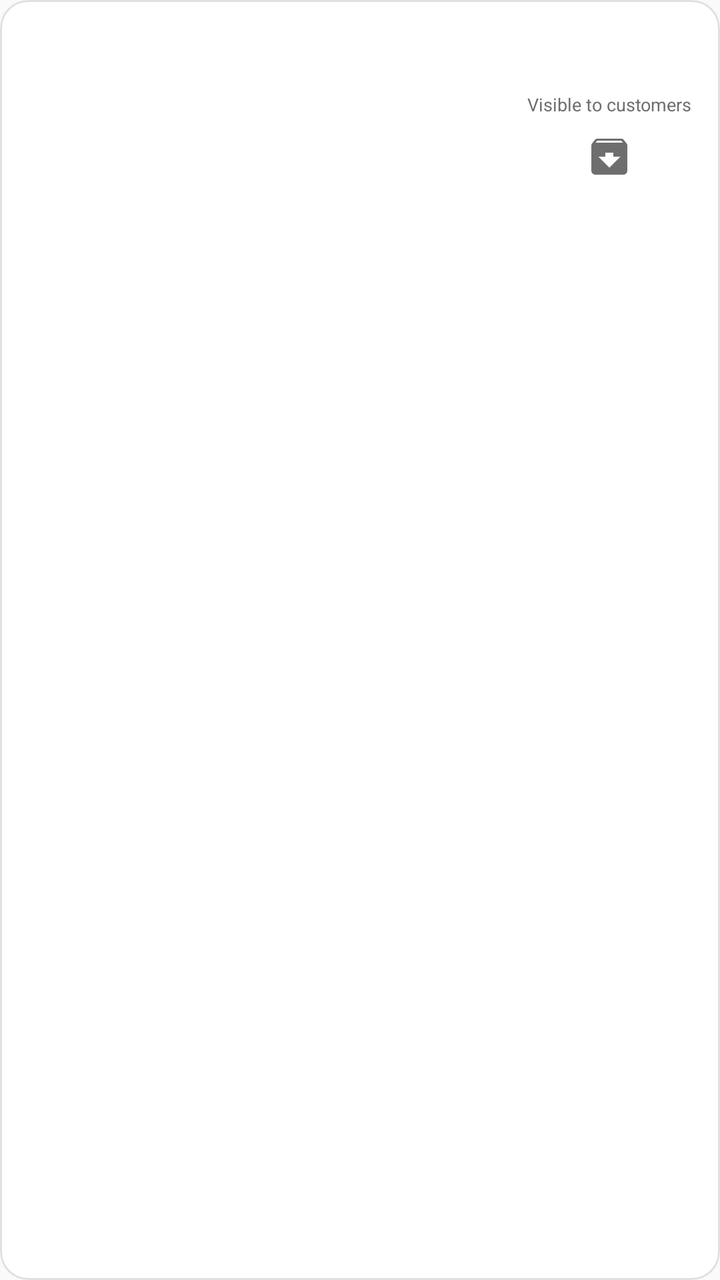
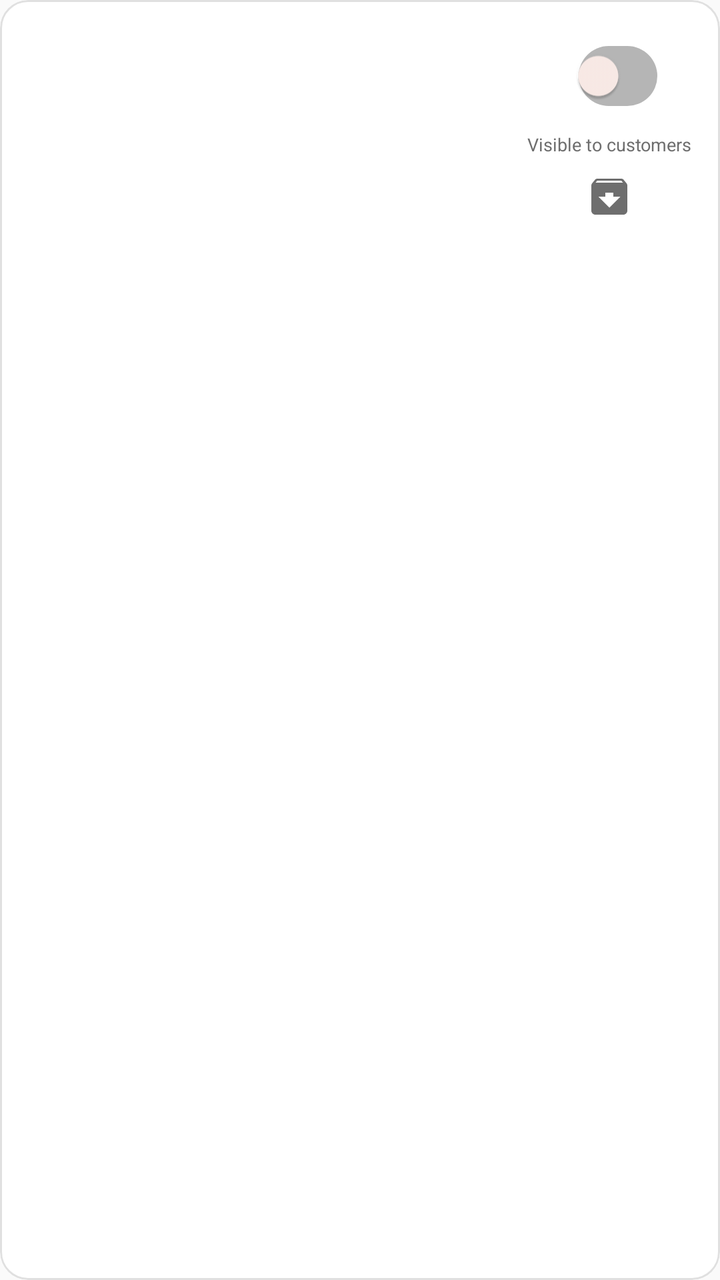

The first picture is an Android layout as it rendered before a commit; the second is the same layout after the commit. The layout source and the unified diff follow.
<!-- AndroidManifest.xml: application theme Theme.AnydropRestaurant -->
<!-- res/layout/item_coupon_manage_row.xml -->
<?xml version="1.0" encoding="utf-8"?>
<com.google.android.material.card.MaterialCardView xmlns:android="http://schemas.android.com/apk/res/android"
    xmlns:app="http://schemas.android.com/apk/res-auto"
    android:layout_width="match_parent"
    android:layout_height="wrap_content"
    android:layout_marginBottom="10dp"
    app:cardCornerRadius="14dp"
    app:cardElevation="0dp"
    app:strokeColor="@color/outline"
    app:strokeWidth="1dp"
    app:cardBackgroundColor="@color/surface">

    <LinearLayout
        android:layout_width="match_parent"
        android:layout_height="wrap_content"
        android:orientation="horizontal"
        android:gravity="center_vertical"
        android:padding="14dp">

        
        <LinearLayout
            android:id="@+id/couponInfoColumn"
            android:layout_width="0dp"
            android:layout_height="wrap_content"
            android:layout_weight="1"
            android:orientation="vertical"
            android:clickable="true"
            android:focusable="true"
            android:foreground="?attr/selectableItemBackground"
            android:paddingVertical="2dp">

            <TextView
                android:id="@+id/couponCodeText"
                android:layout_width="wrap_content"
                android:layout_height="wrap_content"
                android:textSize="15sp"
                android:textStyle="bold"
                android:textColor="@color/anydrop_primary"
                android:letterSpacing="0.03" />

            <TextView
                android:id="@+id/couponDiscountText"
                android:layout_width="wrap_content"
                android:layout_height="wrap_content"
                android:layout_marginTop="4dp"
                android:textSize="13sp"
                android:textColor="@color/text_primary" />

            <TextView
                android:id="@+id/couponMetaText"
                android:layout_width="wrap_content"
                android:layout_height="wrap_content"
                android:layout_marginTop="2dp"
                android:textSize="12sp"
                android:textColor="@color/text_secondary" />

        </LinearLayout>

        
        <LinearLayout
            android:id="@+id/activeControlsGroup"
            android:layout_width="wrap_content"
            android:layout_height="wrap_content"
            android:orientation="vertical"
            android:gravity="center">

            <com.google.android.material.switchmaterial.SwitchMaterial
                android:id="@+id/switchActive"
                style="@style/ToggleSwitch.Filled"
                android:layout_width="52dp"
                android:layout_height="28dp" />

            <TextView
                android:layout_width="wrap_content"
                android:layout_height="wrap_content"
                android:layout_marginTop="4dp"
                android:text="@string/coupon_visible_label"
                android:textSize="9sp"
                android:textColor="@color/text_secondary"
                android:gravity="center" />

            <ImageButton
                android:id="@+id/btnArchive"
                android:layout_width="32dp"
                android:layout_height="32dp"
                android:layout_marginTop="4dp"
                android:background="?attr/selectableItemBackgroundBorderless"
                android:contentDescription="@string/coupon_archive_action"
                android:src="@drawable/ic_archive"
                app:tint="@color/text_secondary" />

        </LinearLayout>

        
        <LinearLayout
            android:id="@+id/archivedGroup"
            android:layout_width="wrap_content"
            android:layout_height="wrap_content"
            android:orientation="vertical"
            android:gravity="center"
            android:visibility="gone">

            <TextView
                android:layout_width="wrap_content"
                android:layout_height="wrap_content"
                android:text="@string/coupon_archived_label"
                android:textSize="11sp"
                android:textStyle="bold"
                android:textColor="@color/text_secondary" />

            <com.google.android.material.button.MaterialButton
                android:id="@+id/btnUnarchive"
                style="@style/ToggleButton.Pill"
                android:layout_width="wrap_content"
                android:layout_height="wrap_content"
                android:layout_marginTop="6dp"
                android:text="@string/coupon_restore_action"
                app:icon="@drawable/ic_unarchive" />

        </LinearLayout>

    </LinearLayout>

</com.google.android.material.card.MaterialCardView>
<!-- resources referenced by this layout -->
<resources>
  <style name="ToggleSwitch.Filled" parent="Widget.MaterialComponents.CompoundButton.Switch">
          <item name="track">@drawable/toggle_track_selector</item>
          <item name="android:track">@drawable/toggle_track_selector</item>
          <item name="android:thumb">@drawable/bg_toggle_thumb</item>
          <item name="showText">false</item>
          <item name="android:textOn">@null</item>
          <item name="android:textOff">@null</item>
      </style>
  <style name="Theme.AnydropRestaurant" parent="Theme.Material3.DayNight.NoActionBar">
          <item name="colorPrimary">@color/anydrop_primary</item>
          <item name="colorPrimaryVariant">@color/anydrop_primary_dark</item>
          <item name="colorOnPrimary">@color/white</item>
          <item name="colorSecondary">@color/anydrop_secondary</item>
          <item name="colorOnSurface">@color/text_primary</item>
          <item name="colorOnSurfaceVariant">@color/text_secondary</item>
          <item name="colorOutline">@color/outline</item>
          <item name="android:windowBackground">@color/background</item>
          
          <item name="android:statusBarColor">@color/anydrop_primary</item>
          <item name="android:windowLightStatusBar">false</item>
          <item name="android:textColorPrimary">@color/text_primary</item>
          <item name="android:textColorSecondary">@color/text_secondary</item>
      </style>
  <!-- drawable toggle_track_selector (drawable) -->
  <?xml version="1.0" encoding="utf-8"?>
  <selector xmlns:android="http://schemas.android.com/apk/res/android">
      <item android:drawable="@drawable/bg_toggle_track_on" android:state_checked="true" />
      <item android:drawable="@drawable/bg_toggle_track_off" />
  </selector>
  <!-- drawable bg_toggle_thumb (drawable) -->
  <?xml version="1.0" encoding="utf-8"?>
  <layer-list xmlns:android="http://schemas.android.com/apk/res/android">
      <item android:top="1dp" android:left="1dp">
          <shape android:shape="oval">
              <solid android:color="#33000000" />
          </shape>
      </item>
      <item android:bottom="1dp" android:right="1dp">
          <shape android:shape="oval">
              <solid android:color="@color/white" />
          </shape>
      </item>
  </layer-list>
  <!-- drawable bg_toggle_track_on (drawable) -->
  <?xml version="1.0" encoding="utf-8"?>
  <shape xmlns:android="http://schemas.android.com/apk/res/android"
      android:shape="rectangle">
      <solid android:color="@color/toggle_track_on" />
      <corners android:radius="14dp" />
  </shape>
  <!-- drawable bg_toggle_track_off (drawable) -->
  <?xml version="1.0" encoding="utf-8"?>
  <shape xmlns:android="http://schemas.android.com/apk/res/android"
      android:shape="rectangle">
      <solid android:color="@color/toggle_track_off" />
      <corners android:radius="14dp" />
  </shape>
  <color name="toggle_track_on">#2ECC71</color>
  <color name="toggle_track_off">#E74C3C</color>
  <!-- unchanged entries left out for length: 16 -->
</resources>

<!-- the commit's change to res/layout/item_coupon_manage_row.xml (unified diff, before → after) -->
@@ -66,9 +66,9 @@
 
             <com.google.android.material.switchmaterial.SwitchMaterial
                 android:id="@+id/switchActive"
-                style="@style/ToggleSwitch.Filled"
-                android:layout_width="52dp"
-                android:layout_height="28dp" />
+                style="@style/Widget.AnydropRestaurant.Switch"
+                android:layout_width="wrap_content"
+                android:layout_height="wrap_content" />
 
             <TextView
                 android:layout_width="wrap_content"
<!-- resource entries referenced after the edit -->
@@ -1,18 +1,21 @@
 <!-- resources referenced by this layout -->
 <resources>
-  <style name="ToggleSwitch.Filled" parent="Widget.MaterialComponents.CompoundButton.Switch">
-          <item name="track">@drawable/toggle_track_selector</item>
-          <item name="android:track">@drawable/toggle_track_selector</item>
-          <item name="android:thumb">@drawable/bg_toggle_thumb</item>
+  <style name="Widget.AnydropRestaurant.Switch" parent="Widget.MaterialComponents.CompoundButton.Switch">
+          <item name="track">@drawable/switch_track_pill</item>
+          <item name="thumb">@drawable/switch_thumb_pill</item>
+          <item name="trackTint">@null</item>
+          <item name="thumbTint">@null</item>
           <item name="showText">false</item>
-          <item name="android:textOn">@null</item>
-          <item name="android:textOff">@null</item>
       </style>
-  <style name="Theme.AnydropRestaurant" parent="Theme.Material3.DayNight.NoActionBar">
+  <style name="Theme.AnydropRestaurant" parent="Theme.Material3.Light.NoActionBar">
           <item name="colorPrimary">@color/anydrop_primary</item>
           <item name="colorPrimaryVariant">@color/anydrop_primary_dark</item>
           <item name="colorOnPrimary">@color/white</item>
+          <item name="colorPrimaryContainer">@color/anydrop_primary_container</item>
+          <item name="colorOnPrimaryContainer">@color/anydrop_primary_dark</item>
           <item name="colorSecondary">@color/anydrop_secondary</item>
+          <item name="colorSurface">@color/surface</item>
+          <item name="colorSurfaceVariant">@color/background</item>
           <item name="colorOnSurface">@color/text_primary</item>
           <item name="colorOnSurfaceVariant">@color/text_secondary</item>
           <item name="colorOutline">@color/outline</item>
@@ -22,43 +25,84 @@
           <item name="android:windowLightStatusBar">false</item>
           <item name="android:textColorPrimary">@color/text_primary</item>
           <item name="android:textColorSecondary">@color/text_secondary</item>
+          
+          <item name="android:forceDarkAllowed" tools:targetApi="29">false</item>
+          
+          <item name="materialAlertDialogTheme">@style/ThemeOverlay.AnydropRestaurant.AlertDialog</item>
+          <item name="alertDialogTheme">@style/ThemeOverlay.AnydropRestaurant.AlertDialog</item>
+          
+          <item name="materialCalendarTheme">@style/ThemeOverlay.AnydropRestaurant.DatePicker</item>
+          <item name="materialCalendarStyle">@style/Widget.AnydropRestaurant.CalendarStyle</item>
+          
+          <item name="materialTimePickerTheme">@style/ThemeOverlay.AnydropRestaurant.DatePicker</item>
+          
+          <item name="switchStyle">@style/Widget.AnydropRestaurant.Switch</item>
       </style>
-  <!-- drawable toggle_track_selector (drawable) -->
+  <!-- drawable switch_track_pill (drawable) -->
   <?xml version="1.0" encoding="utf-8"?>
   <selector xmlns:android="http://schemas.android.com/apk/res/android">
-      <item android:drawable="@drawable/bg_toggle_track_on" android:state_checked="true" />
-      <item android:drawable="@drawable/bg_toggle_track_off" />
-  </selector>
-  <!-- drawable bg_toggle_thumb (drawable) -->
-  <?xml version="1.0" encoding="utf-8"?>
-  <layer-list xmlns:android="http://schemas.android.com/apk/res/android">
-      <item android:top="1dp" android:left="1dp">
-          <shape android:shape="oval">
-              <solid android:color="#33000000" />
+      <item android:state_checked="true">
+          <shape android:shape="rectangle">
+              <solid android:color="@color/anydrop_primary" />
+              <corners android:radius="15dp" />
+              <size
+                  android:width="52dp"
+                  android:height="30dp" />
           </shape>
       </item>
-      <item android:bottom="1dp" android:right="1dp">
-          <shape android:shape="oval">
-              <solid android:color="@color/white" />
+      <item>
+          <shape android:shape="rectangle">
+              <solid android:color="@color/switch_track_off" />
+              <corners android:radius="15dp" />
+              <size
+                  android:width="52dp"
+                  android:height="30dp" />
           </shape>
       </item>
-  </layer-list>
-  <!-- drawable bg_toggle_track_on (drawable) -->
+  </selector>
+  <!-- drawable switch_thumb_pill (drawable) -->
   <?xml version="1.0" encoding="utf-8"?>
   <shape xmlns:android="http://schemas.android.com/apk/res/android"
-      android:shape="rectangle">
-      <solid android:color="@color/toggle_track_on" />
-      <corners android:radius="14dp" />
+      android:shape="oval">
+      <solid android:color="@color/white" />
+      <size
+          android:width="24dp"
+          android:height="24dp" />
   </shape>
-  <!-- drawable bg_toggle_track_off (drawable) -->
-  <?xml version="1.0" encoding="utf-8"?>
-  <shape xmlns:android="http://schemas.android.com/apk/res/android"
-      android:shape="rectangle">
-      <solid android:color="@color/toggle_track_off" />
-      <corners android:radius="14dp" />
-  </shape>
-  <color name="toggle_track_on">#2ECC71</color>
-  <color name="toggle_track_off">#E74C3C</color>
+  <color name="anydrop_primary_container">#FFE0D3</color>
+  <style name="ThemeOverlay.AnydropRestaurant.AlertDialog" parent="ThemeOverlay.Material3.MaterialAlertDialog">
+          <item name="colorSurface">@color/surface</item>
+          <item name="colorOnSurface">@color/text_primary</item>
+          <item name="colorOnSurfaceVariant">@color/text_secondary</item>
+          <item name="colorPrimary">@color/anydrop_primary</item>
+          <item name="colorOutline">@color/outline</item>
+          <item name="shapeAppearanceOverlay">@style/ShapeAppearance.AnydropRestaurant.Dialog</item>
+          <item name="materialAlertDialogTitleTextStyle">@style/TextAppearance.AnydropRestaurant.DialogTitle</item>
+          <item name="buttonBarPositiveButtonStyle">@style/Widget.AnydropRestaurant.Dialog.Button</item>
+          <item name="buttonBarNegativeButtonStyle">@style/Widget.AnydropRestaurant.Dialog.Button</item>
+          <item name="buttonBarNeutralButtonStyle">@style/Widget.AnydropRestaurant.Dialog.Button</item>
+      </style>
+  <style name="ThemeOverlay.AnydropRestaurant.DatePicker" parent="ThemeOverlay.Material3.MaterialCalendar">
+          <item name="colorPrimary">@color/anydrop_primary</item>
+          <item name="colorOnPrimary">@color/white</item>
+          <item name="colorSurface">@color/surface</item>
+          <item name="colorOnSurface">@color/text_primary</item>
+          <item name="colorOnSurfaceVariant">@color/text_secondary</item>
+      </style>
+  <style name="Widget.AnydropRestaurant.CalendarStyle" parent="Widget.Material3.MaterialCalendar">
+          <item name="android:windowFullscreen">false</item>
+      </style>
+  <color name="switch_track_off">#D6D6D6</color>
+  <style name="ShapeAppearance.AnydropRestaurant.Dialog" parent="ShapeAppearance.Material3.MediumComponent">
+          <item name="cornerSize">16dp</item>
+      </style>
+  <style name="TextAppearance.AnydropRestaurant.DialogTitle" parent="MaterialAlertDialog.Material3.Title.Text">
+          <item name="android:textColor">@color/text_primary</item>
+          <item name="android:textStyle">bold</item>
+      </style>
+  <style name="Widget.AnydropRestaurant.Dialog.Button" parent="Widget.Material3.Button.TextButton.Dialog">
+          <item name="android:textColor">@color/anydrop_primary</item>
+      </style>
   <!-- unchanged entries left out for length: 16 -->
 </resources>
 
